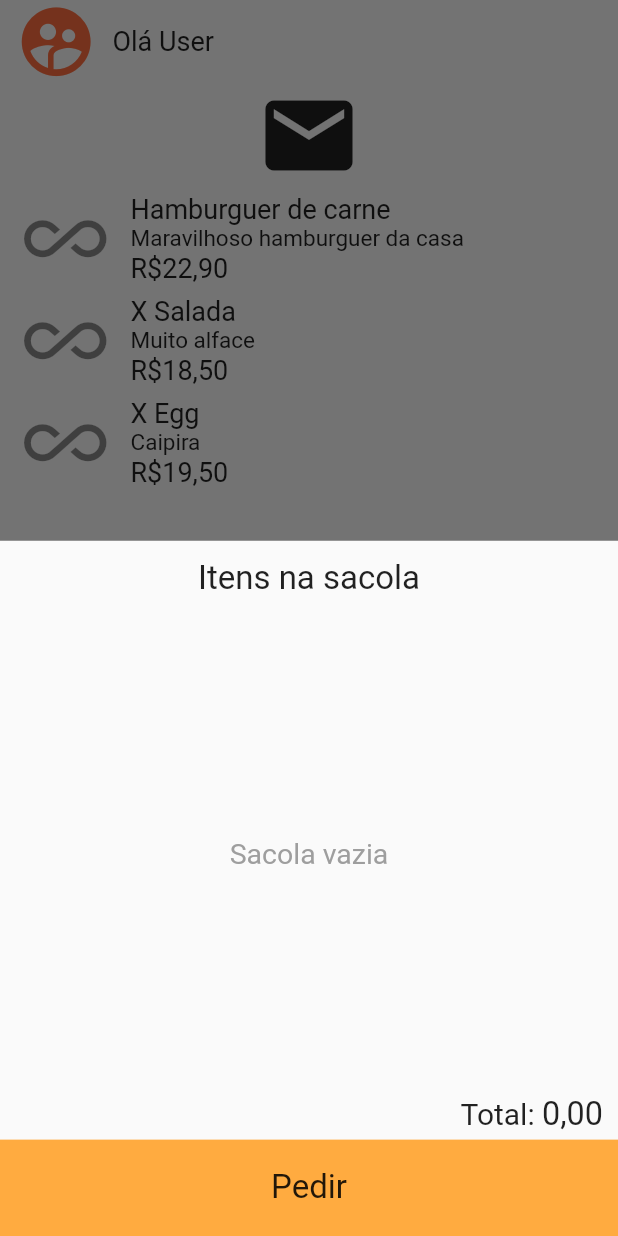
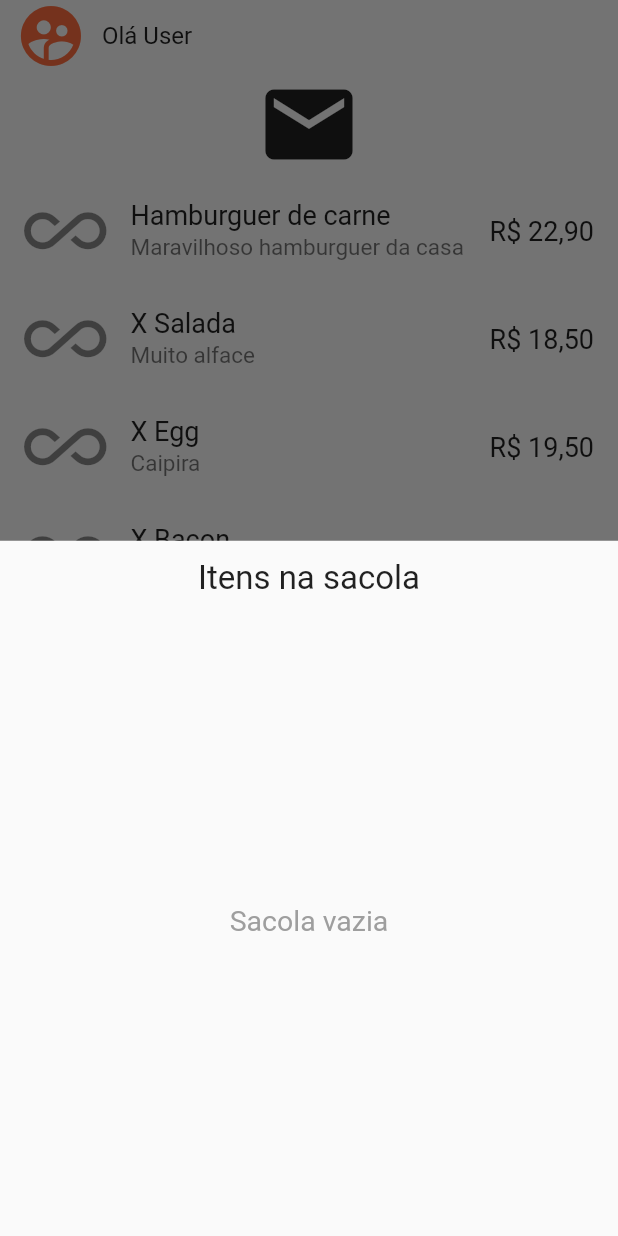
Before and after one commit to yamadayoshi/delivery-flutter, a Flutter app: the screen it shows after launch, after a tap on "Sacola", on a phone screen of 412 x 824 dp. Run offline on Flutter 3.47's test engine with Material 2 defaults, Android fonts, the phone set to English and light mode, and no system bars.

Commit message:
Checkout improvement feature

```diff
--- a/lib/component/quantity_button.dart
+++ b/lib/component/quantity_button.dart
@@ -21,6 +21,7 @@ class _QuantityButtonState extends State<QuantityButton> {
   int _qtd = 1;
 
   @override
+  // ignore: must_call_super
   void initState() {
     _controller = new TextEditingController(text: _qtd.toString());
   }
--- a/lib/screen/home.dart
+++ b/lib/screen/home.dart
@@ -17,7 +17,8 @@ class _HomeState extends State<Home> {
     new ItemList(
         11, 'Hamburguer de carne', 'Maravilhoso hamburguer da casa', 22.9),
     new ItemList(6, 'X Salada', 'Muito alface', 18.5),
-    new ItemList(21, 'X Egg', 'Caipira', 19.5)
+    new ItemList(21, 'X Egg', 'Caipira', 19.5),
+    new ItemList(21, 'X Bacon', 'Pork', 23.8)
   ];
 
   @override
@@ -32,16 +33,21 @@ class _HomeState extends State<Home> {
               child: Row(
                 mainAxisAlignment: MainAxisAlignment.start,
                 children: <Widget>[
-                  Icon(
-                    Icons.supervised_user_circle,
-                    color: Colors.deepOrangeAccent,
-                    size: 55.0,
+                  GestureDetector(
+                    onTap: () {
+                      Navigator.pushNamed(context, 'login');
+                    },
+                    child: Icon(
+                      Icons.supervised_user_circle,
+                      color: Colors.deepOrangeAccent,
+                      size: 48.0,
+                    ),
                   ),
                   Container(
                     margin: EdgeInsets.only(left: 10.0),
                     child: Text(
                       'Olá User',
-                      style: TextStyle(fontSize: 18.0),
+                      style: TextStyle(fontSize: 16.0),
                     ),
                   )
                 ],
@@ -70,9 +76,6 @@ class _HomeState extends State<Home> {
   }
 
   void _callCheckout() {
-    int checkoutSize =
-        Provider.of<ItemCheckoutData>(context, listen: false).getSize();
-
     showModalBottomSheet(
       context: context,
       builder: (context) {
@@ -87,12 +90,12 @@ class _HomeState extends State<Home> {
             ),
             Expanded(
               flex: 5,
-              child: checkoutSize > 0
+              child: Provider.of<ItemCheckoutData>(context, listen: true).getSize() > 0
                   ? new ListView.builder(
-                      itemCount: checkoutSize,
+                      itemCount: Provider.of<ItemCheckoutData>(context, listen: true).getSize(),
                       itemBuilder: (BuildContext context, int index) {
                         return Provider.of<ItemCheckoutData>(context,
-                                listen: false)
+                                listen: true)
                             .checkoutList[index];
                       })
                   : Center(
@@ -104,18 +107,18 @@ class _HomeState extends State<Home> {
             ),
             Container(
               margin: EdgeInsets.only(right: 10.0, bottom: 5.0),
-              child: Row(
+              child: Provider.of<ItemCheckoutData>(context, listen: true).getSize() > 0 ? Row(
                 mainAxisAlignment: MainAxisAlignment.end,
                 children: <Widget>[
-                  Text('Total: ', style: TextStyle(fontSize: 20.0)),
+                  Text('Total: R\$ ', style: TextStyle(fontSize: 20.0)),
                   Text(Constants.currency.format(Provider.of<ItemCheckoutData>(context, listen: false).getTotalValue()),
-                      style: TextStyle(fontSize: 21.6))
+                      style: TextStyle(fontSize: 20.0))
                 ],
-              ),
+              ) : Container(),
             ),
-            BottomButton('Pedir', () {
+            Provider.of<ItemCheckoutData>(context, listen: true).getSize() > 0 ? BottomButton('Pedir', () {
               Navigator.pop(context);
-            })
+            }) : Container()
           ],
         );
       },
--- a/lib/screen/item_detail.dart
+++ b/lib/screen/item_detail.dart
@@ -1,4 +1,3 @@
-import 'package:delivery/component/item_checkout.dart';
 import 'package:delivery/component/quantity_button.dart';
 import 'package:delivery/utils/constants.dart';
 import 'package:flutter/material.dart';
@@ -24,22 +23,17 @@ class _ItemListState extends State<ItemList> {
         Icons.all_inclusive,
         size: 55.0,
       ),
-      title: Column(
-        crossAxisAlignment: CrossAxisAlignment.start,
-        children: <Widget>[
-          Text(
+      title: Text(
         this.widget._title,
         style: TextStyle(fontSize: 18.0),
       ),
-          Text(
+      subtitle: Text(
         this.widget._description,
         style: TextStyle(fontSize: 15.0),
       ),
-          Text(
-            'R\$' + Constants.currency.format(this.widget._price),
+      trailing: Text(
+        'R\$ ' + Constants.currency.format(this.widget._price),
         style: TextStyle(fontSize: 18.0),
-          )
-        ],
       ),
     );
   }
@@ -70,7 +64,8 @@ class _ItemListState extends State<ItemList> {
                   ],
                 ),
               ),
-              QuantityButton(this.widget._id, this.widget._title, this.widget._price),
+              QuantityButton(
+                  this.widget._id, this.widget._title, this.widget._price),
             ],
           ),
         );
--- a/lib/screen/login.dart
+++ b/lib/screen/login.dart
@@ -1,5 +1,4 @@
 import 'package:delivery/component/rounded_text_field.dart';
-import 'package:delivery/screen/home.dart';
 import 'package:flutter/material.dart';
 
 class Login extends StatefulWidget {
```
Also changed, not shown: lib/component/item_checkout.dart (+35 -23 lines), lib/model/item_checkout_data.dart (+11 -0 lines). Lines whose indentation alone changed are shown as unchanged.
